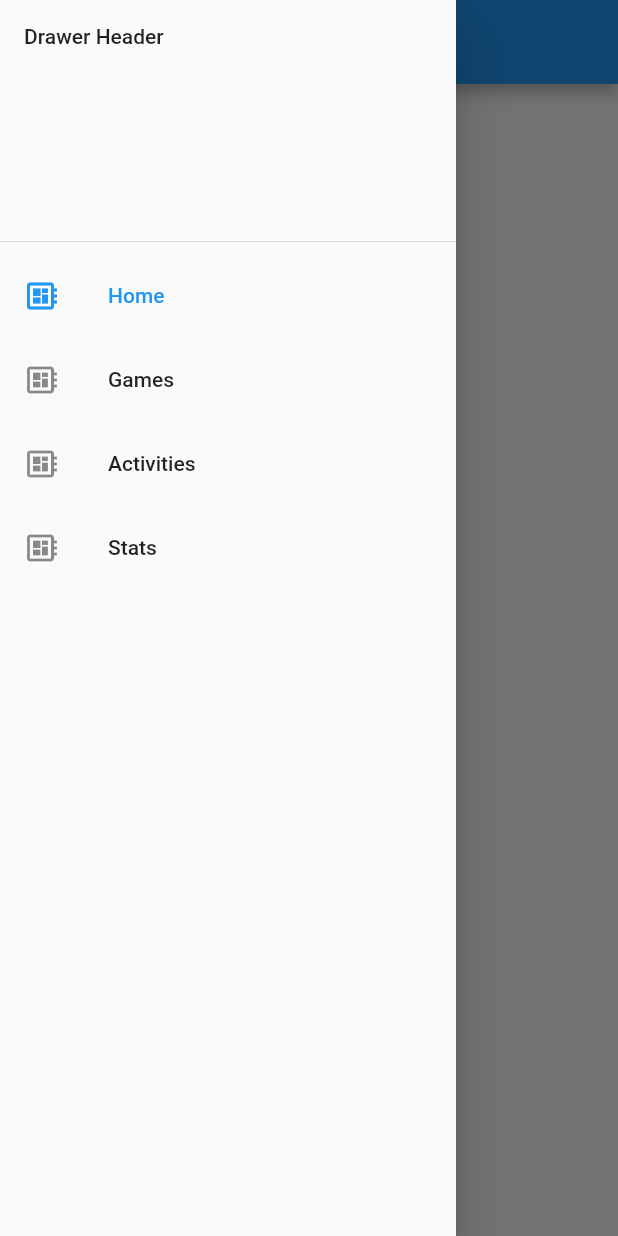
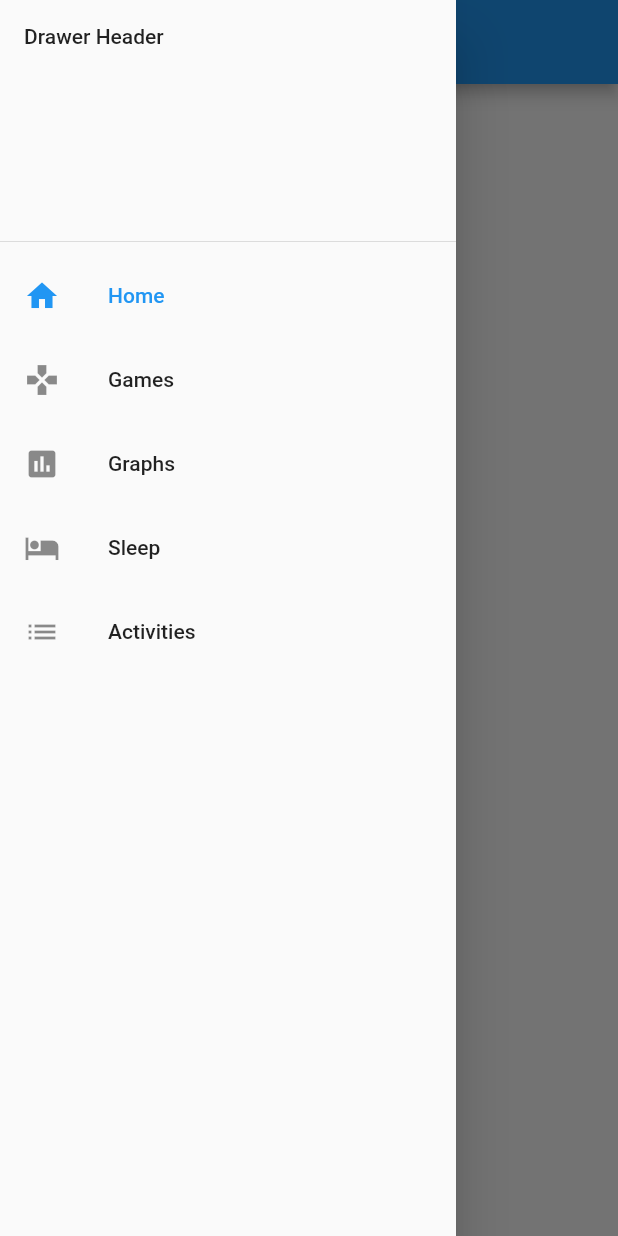
Before and after one commit to coolsidd/ge-healthcare-2018, a Flutter app: the screen it shows after launch, with the side drawer open, on a phone screen of 412 x 824 dp. Run offline on Flutter 3.47's test engine with Material 2 defaults, Android fonts, the phone set to English and light mode, and no system bars; our stand-ins replace charts_flutter, csv, sensors; missing offline and left inert: vibrate.

Commit message:
Added activities screen skeleton

```diff
--- a/adorer_app/lib/main.dart
+++ b/adorer_app/lib/main.dart
@@ -1,6 +1,8 @@
 import 'package:flutter/material.dart';
 import 'games.dart' as Games;
 import 'graphs.dart' as Graphs;
+import 'sleep.dart' as Sleep;
+import 'activities.dart' as Activities;
 
 void main() {
   runApp(MaterialApp(
@@ -19,10 +21,11 @@ class MyApp extends StatelessWidget {
 
 class MyHomePage extends StatefulWidget {
   final drawerItems = [
-    DrawerItem("Home", Icons.developer_board, true, Text("Screen 1")),
-    DrawerItem("Games", Icons.developer_board, true, Text("Screen 2"), ontapped: (){print("Well");},drawerItemWidget:()=> Games.MainScreen()),
-    DrawerItem("Activities", Icons.developer_board, true, Text("Graphs"),drawerItemWidget:()=> Graphs.GraphsWidget()),
-    DrawerItem("Stats", Icons.developer_board, true, Text("Screen 4")),
+    DrawerItem("Home", Icons.home, true, Text("Screen 1")),
+    DrawerItem("Games", Icons.games, true, Text("Screen 2"), ontapped: (){print("Well");},drawerItemWidget:()=> Games.MainScreen()),
+    DrawerItem("Graphs", Icons.insert_chart, true, Text("Graphs"),drawerItemWidget:()=> Graphs.GraphsWidget()),
+    DrawerItem("Sleep", Icons.hotel, true, Text("Sleep"),drawerItemWidget: ()=> Sleep.SleepWidget()),
+    DrawerItem("Activities", Icons.list, true, Text("My Activities"),drawerItemWidget: ()=> Activities.MainScreen(),
   ];
   @override
   _MyHomePageState createState() => new _MyHomePageState();
```
Also changed, not shown: adorer_app/lib/activities.dart (added, +21 -0 lines).
